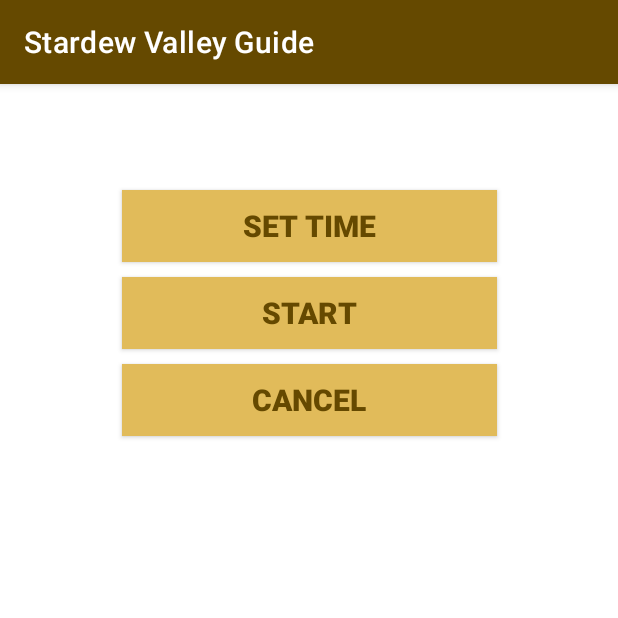
After one commit to gabriellekaye/stardew-guide, an Android app: the TimerActivity screen opened directly, with no data from a screen before it, on a phone screen of 412 x 824 dp, the top half of it. The commit adds this screen. Run offline under Robolectric (Android 15) with nearby library versions, the phone set to English and light mode, and no system bars.

Commit message:
alarm started, working ui only

```diff
--- a/app/build.gradle
+++ b/app/build.gradle
@@ -45,4 +45,5 @@
     testImplementation 'junit:junit:4.13.2'
     androidTestImplementation 'androidx.test.ext:junit:1.1.3'
     androidTestImplementation 'androidx.test.espresso:espresso-core:3.4.0'
+    implementation 'com.google.android.material:material:1.6.1'
 }
--- a/app/src/main/AndroidManifest.xml
+++ b/app/src/main/AndroidManifest.xml
@@ -9,6 +9,9 @@
         android:roundIcon="@mipmap/ic_launcher_round"
         android:supportsRtl="true"
         android:theme="@style/Theme.StardewValleyGuide">
+        <activity
+            android:name=".TimerActivity"
+            android:exported="false" />
         <activity
             android:name=".ForageableSeasonListActivity"
             android:exported="false" />
@@ -96,7 +99,7 @@
             android:exported="false" />
         <activity
             android:name=".MainActivity"
-            android:exported="true" >
+            android:exported="true">
             <intent-filter>
                 <action android:name="android.intent.action.MAIN" />
 
--- /dev/null
+++ b/app/src/main/java/ph/edu/dlsu/mobdeve/naval/gabrielle/stardewvalleyguide/TimerActivity.kt
@@ -0,0 +1,145 @@
+package ph.edu.dlsu.mobdeve.naval.gabrielle.stardewvalleyguide
+
+import android.app.*
+import android.content.Intent
+import android.icu.util.Calendar
+import android.os.Build
+import androidx.appcompat.app.AppCompatActivity
+import android.os.Bundle
+import android.widget.Toast
+import androidx.annotation.RequiresApi
+import com.google.android.material.timepicker.MaterialTimePicker
+import com.google.android.material.timepicker.TimeFormat
+import com.google.android.material.timepicker.TimeFormat.CLOCK_12H
+import ph.edu.dlsu.mobdeve.naval.gabrielle.stardewvalleyguide.databinding.ActivityTimerBinding
+
+class TimerActivity : AppCompatActivity() {
+
+    private lateinit var binding: ActivityTimerBinding
+    private lateinit var picker : MaterialTimePicker
+    private lateinit var alarmManager : AlarmManager
+    private lateinit var calendar: Calendar
+    private lateinit var pendingIntent : PendingIntent
+
+    @RequiresApi(Build.VERSION_CODES.N)
+    override fun onCreate(savedInstanceState: Bundle?) {
+        super.onCreate(savedInstanceState)
+        binding = ActivityTimerBinding.inflate(layoutInflater)
+        setContentView(binding.root)
+
+        createNotificationChannel() //creates the notification channel
+
+        binding.setTimerBtn.setOnClickListener {
+//            val currTime = Calendar.getInstance()
+//            val startHour = currTime.get(Calendar.HOUR_OF_DAY)
+//            val startMin = currTime.get(Calendar.MINUTE)
+////            var picker = TimePickerDialog(this, TimePickerDialog.OnTimeSetListener { view, hourOfDay, min ->
+////                binding.currTime.setText("$hourOfDay:$min")}, startHour, startMin, false).show()
+//
+//            picker = MaterialTimePicker.Builder()
+//                .setTimeFormat(CLOCK_12H)
+//                .setHour(startHour)
+//                .setMinute(startMin)
+//                .setTitleText("Set Alarm Time")
+//                .build()
+//
+//            picker.show(supportFragmentManager,"Chanel")
+//
+//            picker.addOnPositiveButtonClickListener {
+//                if(picker.hour > 12){
+//                    binding.currTime.text =
+//                        String.format("%02d", picker.hour - 12) + " : " +
+//                                String.format("%02d", picker.minute) + "PM"
+//                }
+//                else{
+//                    binding.currTime.text =
+//                    String.format("%02d", picker.hour) + " : " +
+//                            String.format("0.2d", picker.minute) + "AM"
+//                }
+//            }
+//
+//            calendar = Calendar.getInstance()
+//            calendar[Calendar.HOUR_OF_DAY] = picker.hour
+//            calendar[Calendar.MINUTE] = picker.minute
+//            calendar[Calendar.SECOND] = 0
+//            calendar[Calendar.MILLISECOND] = 0
+            openTimePicker()
+        }
+
+        binding.startTimerBtn.setOnClickListener {
+
+            alarmManager = getSystemService(ALARM_SERVICE) as AlarmManager
+
+            val intent = Intent(this, AlarmBroadcast::class.java)
+
+            pendingIntent = PendingIntent.getBroadcast(this, 0, intent, 0)
+
+            alarmManager.set(
+                AlarmManager.RTC_WAKEUP, //will wake up phone
+                calendar.timeInMillis,   //will trigger at the time picked
+                pendingIntent
+            )
+
+            Toast.makeText(this, "Alarm is set!", Toast.LENGTH_SHORT).show()
+        }
+
+        binding.cancelTimerBtn.setOnClickListener {
+            alarmManager = getSystemService(ALARM_SERVICE) as AlarmManager
+
+            val intent = Intent(this, AlarmBroadcast::class.java)
+
+            pendingIntent = PendingIntent.getBroadcast(this, 0, intent, 0)
+
+            alarmManager.cancel(pendingIntent)
+
+            Toast.makeText(this, "Alarm is cancelled!", Toast.LENGTH_SHORT).show()
+        }
+    }
+
+    private fun openTimePicker() {
+        val clockFormat = TimeFormat.CLOCK_12H
+
+        val picker = MaterialTimePicker.Builder()
+            .setTimeFormat(clockFormat)
+            .setHour(12)
+            .setMinute(0)
+            .setTitleText("Set Alarm")
+            .build()
+
+        picker.show(supportFragmentManager, "Chanel")
+
+        //triggers when ok is pressed
+        picker.addOnPositiveButtonClickListener {
+            val hour = picker.hour
+            val min = picker.minute
+//            calendar[Calendar.HOUR_OF_DAY] = picker.hour
+//            calendar[Calendar.MINUTE] = picker.minute
+//            calendar[Calendar.SECOND] = 0
+//            calendar[Calendar.MILLISECOND] = 0
+
+        }
+
+        // triggers when cancel is pressed
+        picker.addOnNegativeButtonClickListener {
+
+        }
+    }
+
+    private fun createNotificationChannel() {
+        if(Build.VERSION.SDK_INT >= Build.VERSION_CODES.O){
+            val name: CharSequence = "Chanel"
+            val description = "Channel For Alarm Manager"
+            val importance = NotificationManager.IMPORTANCE_DEFAULT
+            val channel = NotificationChannel(
+                "Chanel",
+                name,
+                importance
+            )
+            channel.description = description
+            val notificationManager = getSystemService(
+                NotificationManager::class.java
+            )
+            notificationManager.createNotificationChannel(channel)
+        }
+    }
+}
--- /dev/null
+++ b/app/src/main/res/layout/activity_timer.xml
@@ -0,0 +1,75 @@
+<?xml version="1.0" encoding="utf-8"?>
+<androidx.constraintlayout.widget.ConstraintLayout
+    xmlns:android="http://schemas.android.com/apk/res/android"
+    xmlns:app="http://schemas.android.com/apk/res-auto"
+    xmlns:tools="http://schemas.android.com/tools"
+    android:layout_width="match_parent"
+    android:layout_height="match_parent"
+    tools:context=".TimerActivity">
+
+    <androidx.constraintlayout.widget.ConstraintLayout
+        android:layout_width="match_parent"
+        android:layout_height="match_parent"
+        tools:layout_editor_absoluteX="85dp"
+        tools:layout_editor_absoluteY="0dp">
+
+        <TextView
+            android:id="@+id/curr_time"
+            android:layout_width="match_parent"
+            android:layout_height="wrap_content"
+            android:textAlignment="center"
+            android:textColor="@color/black"
+            android:textSize="45dp"
+            app:layout_constraintLeft_toLeftOf="parent"
+            app:layout_constraintRight_toRightOf="parent"
+            app:layout_constraintTop_toTopOf="parent" />
+
+        <androidx.appcompat.widget.AppCompatButton
+            android:id="@+id/set_timer_btn"
+            android:layout_width="250dp"
+            android:layout_height="wrap_content"
+            android:layout_marginTop="10dp"
+            android:background="@color/btn_color"
+            android:text="Set Time"
+            android:textAlignment="center"
+            android:textColor="@color/txt_color"
+            android:textSize="20sp"
+            android:textStyle="bold"
+            app:layout_constraintLeft_toLeftOf="parent"
+            app:layout_constraintRight_toRightOf="parent"
+            app:layout_constraintTop_toBottomOf="@id/curr_time" />
+
+        <androidx.appcompat.widget.AppCompatButton
+            android:id="@+id/start_timer_btn"
+            android:layout_width="250dp"
+            android:layout_height="wrap_content"
+            android:layout_marginTop="10dp"
+            android:background="@color/btn_color"
+            android:text="Start"
+            android:textAlignment="center"
+            android:textColor="@color/txt_color"
+            android:textSize="20sp"
+            android:textStyle="bold"
+            app:layout_constraintLeft_toLeftOf="parent"
+            app:layout_constraintRight_toRightOf="parent"
+            app:layout_constraintTop_toBottomOf="@id/set_timer_btn" />
+
+        <androidx.appcompat.widget.AppCompatButton
+            android:id="@+id/cancel_timer_btn"
+            android:layout_width="250dp"
+            android:layout_height="wrap_content"
+            android:layout_marginTop="10dp"
+            android:background="@color/btn_color"
+            android:text="Cancel"
+            android:textAlignment="center"
+            android:textColor="@color/txt_color"
+            android:textSize="20sp"
+            android:textStyle="bold"
+            app:layout_constraintLeft_toLeftOf="parent"
+            app:layout_constraintRight_toRightOf="parent"
+            app:layout_constraintTop_toBottomOf="@id/start_timer_btn" />
+
+
+    </androidx.constraintlayout.widget.ConstraintLayout>
+
+</androidx.constraintlayout.widget.ConstraintLayout>
```
Also changed, not shown: app/src/main/java/ph/edu/dlsu/mobdeve/naval/gabrielle/stardewvalleyguide/AlarmBroadcast.kt (added, +28 -0 lines), app/src/main/java/ph/edu/dlsu/mobdeve/naval/gabrielle/stardewvalleyguide/HomeActivity.kt (+6 -4 lines), app/src/main/res/layout/activity_home.xml (+28 -1 lines), app/src/main/res/drawable/player.png (added).
